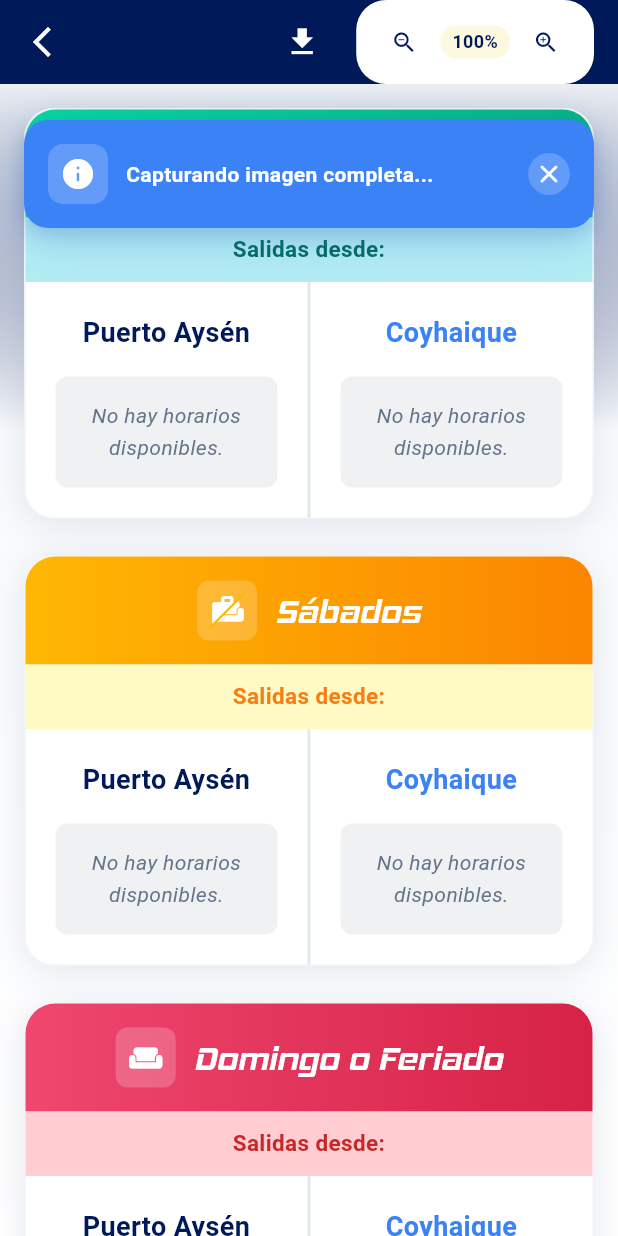
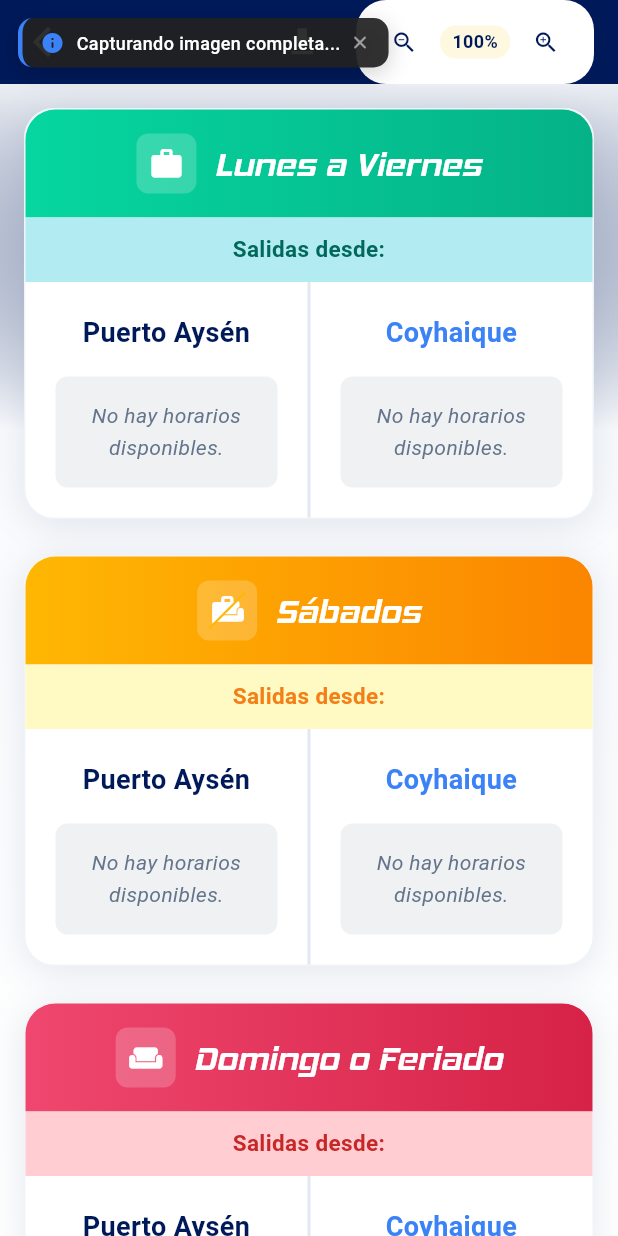
Before and after one commit to Roadixito23/suray, a Flutter app: the SchedulesPage screen opened directly with empty values, after a tap on the "download" icon, on a phone screen of 412 x 824 dp. Run offline on Flutter 3.47's test engine with Material 3 defaults, Android fonts, the phone set to English and light mode, and no system bars; our stand-ins replace cloud_firestore, firebase_core, firebase_messaging, flutter_map, geolocator, latlong2; missing offline and left inert: universal_html; accounts and stored records are empty; network calls fail; Roboto replaces fonts that are missing (Montserrat); statements that could not run were skipped.

Commit message:
style: Update FloatingNotificationWidget layout and styling for improved aesthetics

```diff
--- a/lib/floating_notification.dart
+++ b/lib/floating_notification.dart
@@ -139,74 +139,62 @@ class _FloatingNotificationWidgetState
   @override
   Widget build(BuildContext context) {
     return Positioned(
-      top: MediaQuery.of(context).padding.top + 80, // Debajo del AppBar
-      left: 16,
-      right: 16,
+      top: MediaQuery.of(context).padding.top + 12,
+      left: 12,
       child: SlideTransition(
         position: _slideAnimation,
         child: FadeTransition(
           opacity: _fadeAnimation,
           child: Material(
             color: Colors.transparent,
+            child: ConstrainedBox(
+              constraints: const BoxConstraints(maxWidth: 280),
               child: Container(
-              padding: const EdgeInsets.all(16),
+                padding: const EdgeInsets.symmetric(horizontal: 12, vertical: 8),
                 decoration: BoxDecoration(
+                  color: Colors.grey[900]!.withValues(alpha: 0.92),
+                  borderRadius: BorderRadius.circular(10),
+                  border: Border(
+                    left: BorderSide(
                       color: _getBackgroundColor(),
-                borderRadius: BorderRadius.circular(16),
+                      width: 3,
+                    ),
+                  ),
                   boxShadow: [
                     BoxShadow(
-                    color: _getBackgroundColor().withOpacity(0.3),
-                    blurRadius: 20,
-                    offset: const Offset(0, 8),
-                  ),
-                  BoxShadow(
-                    color: Colors.black.withOpacity(0.1),
-                    blurRadius: 10,
+                      color: Colors.black.withValues(alpha: 0.18),
+                      blurRadius: 12,
                       offset: const Offset(0, 4),
                     ),
                   ],
                 ),
                 child: Row(
+                  mainAxisSize: MainAxisSize.min,
                   children: [
-                  Container(
-                    padding: const EdgeInsets.all(8),
-                    decoration: BoxDecoration(
-                      color: Colors.white.withOpacity(0.2),
-                      borderRadius: BorderRadius.circular(10),
+                    Icon(
+                      _getIcon(),
+                      color: _getBackgroundColor(),
+                      size: 16,
                     ),
-                    child: Icon(
-                      _getIcon(),
-                      color: Colors.white,
-                      size: 24,
-                    ),
-                  ),
-                  const SizedBox(width: 12),
-                  Expanded(
+                    const SizedBox(width: 8),
+                    Flexible(
                       child: Text(
                         widget.message,
                         style: const TextStyle(
                           color: Colors.white,
-                        fontSize: 14,
-                        fontWeight: FontWeight.w600,
+                          fontSize: 12,
+                          fontWeight: FontWeight.w500,
                           height: 1.4,
                         ),
                       ),
                     ),
-                  const SizedBox(width: 8),
-                  InkWell(
+                    const SizedBox(width: 6),
+                    GestureDetector(
                       onTap: _close,
-                    borderRadius: BorderRadius.circular(20),
-                    child: Container(
-                      padding: const EdgeInsets.all(4),
-                      decoration: BoxDecoration(
-                        color: Colors.white.withOpacity(0.2),
-                        borderRadius: BorderRadius.circular(20),
-                      ),
-                      child: const Icon(
+                      child: Icon(
                         Icons.close_rounded,
-                        color: Colors.white,
-                        size: 20,
-                      ),
+                        color: Colors.white54,
+                        size: 14,
                       ),
                     ),
                   ],
@@ -215,6 +203,7 @@ class _FloatingNotificationWidgetState
             ),
           ),
         ),
+      ),
     );
   }
 }
```
Lines whose indentation alone changed are shown as unchanged.
